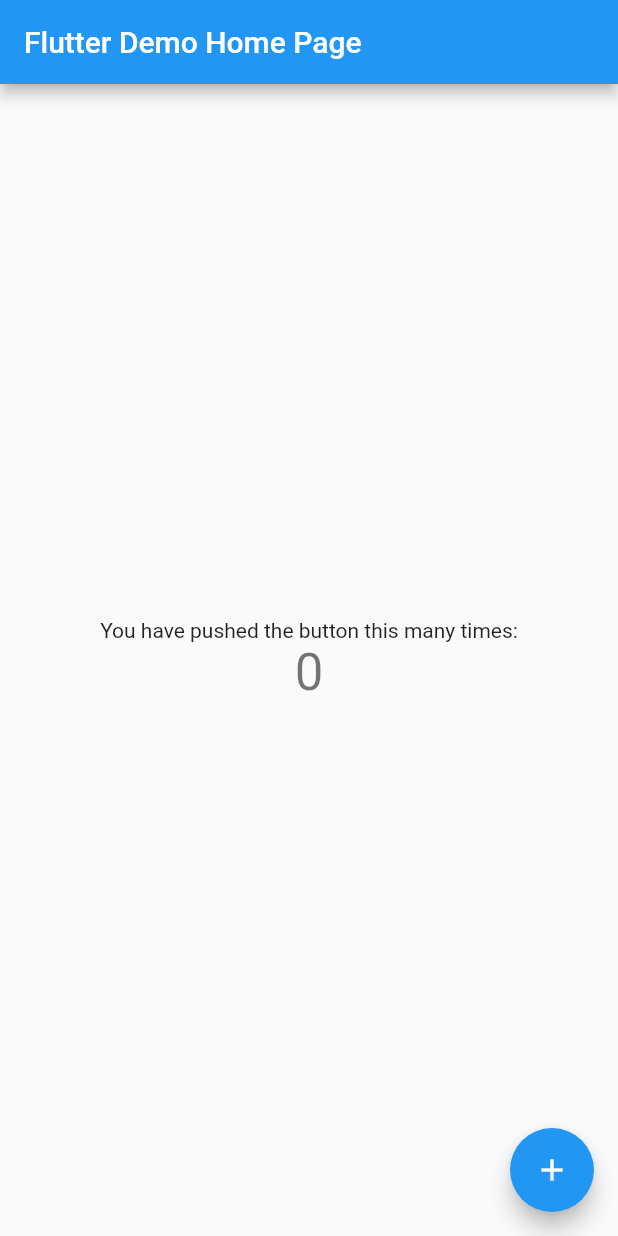
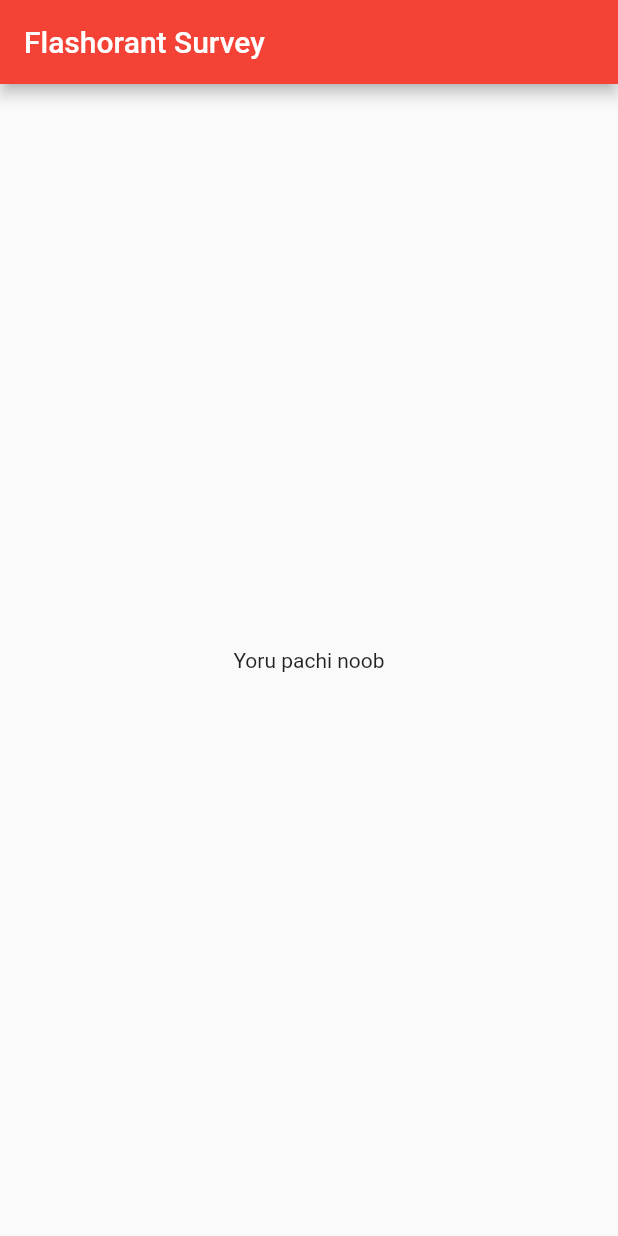
Before and after one commit to sahith182/flashorant, a Flutter app: the screen it shows after launch, on a phone screen of 412 x 824 dp. Run offline on Flutter 3.47's test engine with Material 2 defaults, Android fonts, the phone set to English and light mode, and no system bars.

Commit message:
Removed comments and Yoru noob

```diff
--- a/lib/main.dart
+++ b/lib/main.dart
@@ -11,34 +11,15 @@
     return MaterialApp(
       title: 'Flutter Demo',
       theme: ThemeData(
-        // This is the theme of your application.
-        //
-        // Try running your application with "flutter run". You'll see the
-        // application has a blue toolbar. Then, without quitting the app, try
-        // changing the primarySwatch below to Colors.green and then invoke
-        // "hot reload" (press "r" in the console where you ran "flutter run",
-        // or simply save your changes to "hot reload" in a Flutter IDE).
-        // Notice that the counter didn't reset back to zero; the application
-        // is not restarted.
-        primarySwatch: Colors.blue,
+        primarySwatch: Colors.red,
       ),
-      home: MyHomePage(title: 'Flutter Demo Home Page'),
+      home: MyHomePage(title: 'Flashorant Survey'),
     );
   }
 }
 
 class MyHomePage extends StatefulWidget {
   MyHomePage({Key? key, required this.title}) : super(key: key);
-
-  // This widget is the home page of your application. It is stateful, meaning
-  // that it has a State object (defined below) that contains fields that affect
-  // how it looks.
-
-  // This class is the configuration for the state. It holds the values (in this
-  // case the title) provided by the parent (in this case the App widget) and
-  // used by the build method of the State. Fields in a Widget subclass are
-  // always marked "final".
-
   final String title;
 
   @override
@@ -50,64 +31,23 @@
 
   void _incrementCounter() {
     setState(() {
-      // This call to setState tells the Flutter framework that something has
-      // changed in this State, which causes it to rerun the build method below
-      // so that the display can reflect the updated values. If we changed
-      // _counter without calling setState(), then the build method would not be
-      // called again, and so nothing would appear to happen.
       _counter++;
     });
   }
 
   @override
   Widget build(BuildContext context) {
-    // This method is rerun every time setState is called, for instance as done
-    // by the _incrementCounter method above.
-    //
-    // The Flutter framework has been optimized to make rerunning build methods
-    // fast, so that you can just rebuild anything that needs updating rather
-    // than having to individually change instances of widgets.
     return Scaffold(
       appBar: AppBar(
-        // Here we take the value from the MyHomePage object that was created by
-        // the App.build method, and use it to set our appbar title.
         title: Text(widget.title),
       ),
       body: Center(
         // Center is a layout widget. It takes a single child and positions it
         // in the middle of the parent.
-        child: Column(
-          // Column is also a layout widget. It takes a list of children and
-          // arranges them vertically. By default, it sizes itself to fit its
-          // children horizontally, and tries to be as tall as its parent.
-          //
-          // Invoke "debug painting" (press "p" in the console, choose the
-          // "Toggle Debug Paint" action from the Flutter Inspector in Android
-          // Studio, or the "Toggle Debug Paint" command in Visual Studio Code)
-          // to see the wireframe for each widget.
-          //
-          // Column has various properties to control how it sizes itself and
-          // how it positions its children. Here we use mainAxisAlignment to
-          // center the children vertically; the main axis here is the vertical
-          // axis because Columns are vertical (the cross axis would be
-          // horizontal).
-          mainAxisAlignment: MainAxisAlignment.center,
-          children: <Widget>[
-            Text(
-              'You have pushed the button this many times:',
-            ),
-            Text(
-              '$_counter',
-              style: Theme.of(context).textTheme.headline4,
-            ),
-          ],
+        child: Text(
+          'Yoru pachi noob',
         ),
       ),
-      floatingActionButton: FloatingActionButton(
-        onPressed: _incrementCounter,
-        tooltip: 'Increment',
-        child: Icon(Icons.add),
-      ), // This trailing comma makes auto-formatting nicer for build methods.
     );
   }
 }
```
